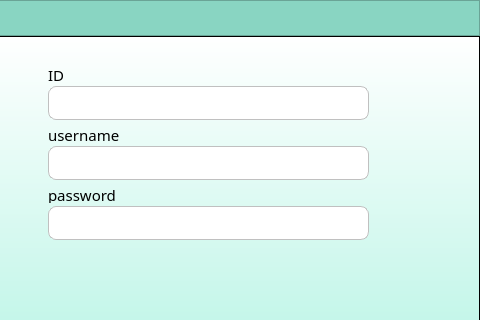
The window that profile.ui (marcryangil/facemaskdetection) describes before a commit, drawn with Qt 5; both pictures show x 462 to 942 and y 0 to 320 of the 942 by 495 pixel window.
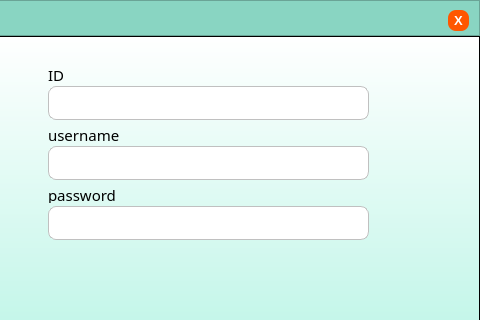
The same window after the commit. Icons and pictures are not drawn.

Patch:
```diff
--- a/profile.ui
+++ b/profile.ui
@@ -87,6 +87,53 @@
         <bool>true</bool>
        </property>
       </widget>
+      <widget class="QPushButton" name="exitbtn">
+       <property name="geometry">
+        <rect>
+         <x>910</x>
+         <y>10</y>
+         <width>21</width>
+         <height>21</height>
+        </rect>
+       </property>
+       <property name="minimumSize">
+        <size>
+         <width>0</width>
+         <height>0</height>
+        </size>
+       </property>
+       <property name="font">
+        <font>
+         <family>MS Shell Dlg 2</family>
+         <pointsize>10</pointsize>
+         <weight>75</weight>
+         <bold>true</bold>
+        </font>
+       </property>
+       <property name="autoFillBackground">
+        <bool>false</bool>
+       </property>
+       <property name="styleSheet">
+        <string notr="true">QPushButton{
+	background-color: rgba(255,87,0,255);
+	border: none;
+	color: rgb(255, 255, 255);
+	border-radius: 8px;
+}
+QPushButton:hover{
+	background-color: rgb(31, 211, 166);
+}
+QPushButton:pressed{
+	background-color: rgb(22, 154, 121)
+}</string>
+       </property>
+       <property name="text">
+        <string>X</string>
+       </property>
+       <property name="flat">
+        <bool>false</bool>
+       </property>
+      </widget>
      </widget>
     </item>
     <item>
```
